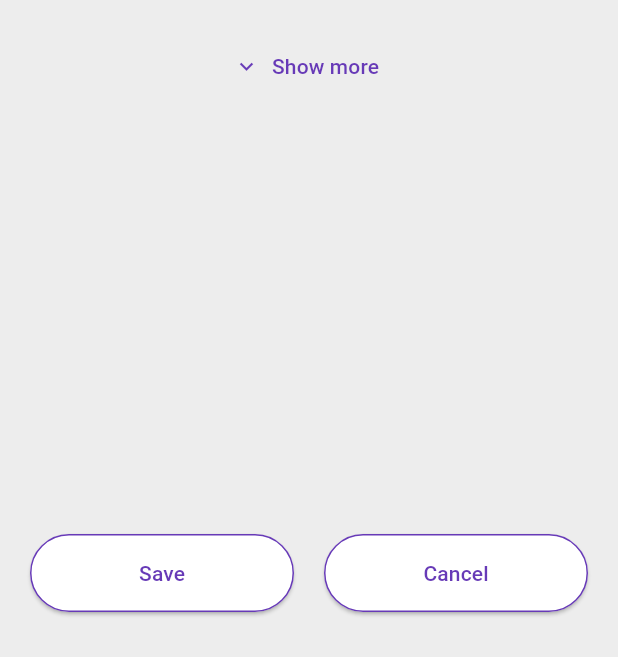
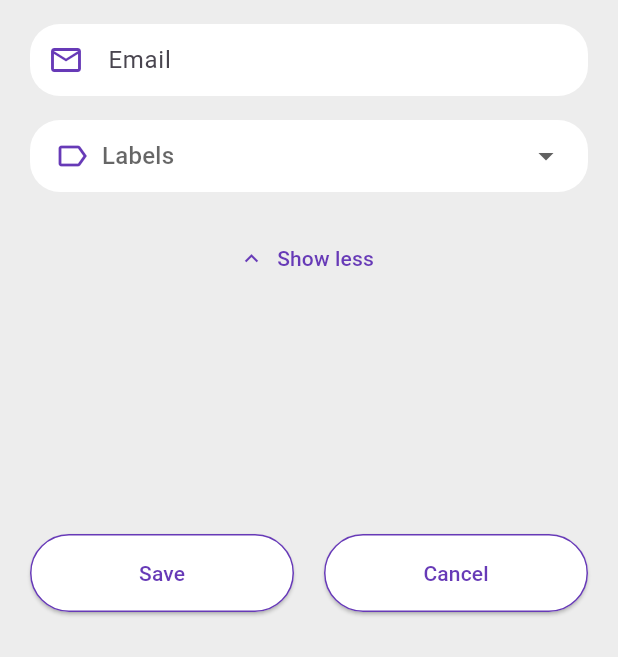
Before and after one commit to ginangela/flutter-phone, a Flutter app: the AddContactPage screen opened by its route, after a tap on "Show more", on a phone screen of 412 x 824 dp, the part 579-1236 px from its top. Run offline on Flutter 3.47's test engine with Material 3 defaults, Android fonts, the phone set to English and light mode, and no system bars; network calls fail.

Commit message:
Add contact

```diff
--- a/lib/pages/add_contact.dart
+++ b/lib/pages/add_contact.dart
@@ -1,7 +1,42 @@
 import 'package:flutter/material.dart';
 
-class AddContactPage extends StatelessWidget {
+class AddContactPage extends StatefulWidget {
   const AddContactPage({super.key});
+
+  @override
+  State<AddContactPage> createState() => _AddContactPageState();
+}
+
+class _AddContactPageState extends State<AddContactPage> {
+  final TextEditingController nameController = TextEditingController();
+  final TextEditingController phoneController = TextEditingController();
+  final TextEditingController emailController = TextEditingController();
+
+  bool showMore = false;
+  String? selectedLabel;
+
+  final List<String> labelOptions = ['Personal', 'Work'];
+
+  void saveContact() {
+    String name = nameController.text.trim();
+    String phone = phoneController.text.trim();
+    String email = emailController.text.trim();
+
+    if (name.isEmpty || phone.isEmpty) {
+      ScaffoldMessenger.of(context).showSnackBar(
+        const SnackBar(content: Text('Please fill in Name and Phone')),
+      );
+      return;
+    }
+
+    ScaffoldMessenger.of(context).showSnackBar(
+      SnackBar(
+        content: Text('Saved: $name, $phone, $email, Label: ${selectedLabel ?? "-"}'),
+      ),
+    );
+
+    Navigator.pop(context);
+  }
 
   @override
   Widget build(BuildContext context) {
@@ -69,20 +104,77 @@ class AddContactPage extends StatelessWidget {
           Padding(
             padding: const EdgeInsets.symmetric(horizontal: 20),
             child: Column(
-              children: const [
-                CustomInputField(icon: Icons.person_outline, hint: 'Name'),
-                SizedBox(height: 16),
-                CustomInputField(icon: Icons.phone_outlined, hint: 'Phone'),
+              children: [
+                CustomInputField(
+                  icon: Icons.person_outline,
+                  hint: 'Name',
+                  controller: nameController,
+                ),
+                const SizedBox(height: 16),
+                CustomInputField(
+                  icon: Icons.phone_outlined,
+                  hint: 'Phone',
+                  controller: phoneController,
+                  keyboardType: TextInputType.phone,
+                ),
+                if (showMore) ...[
+                  const SizedBox(height: 16),
+                  CustomInputField(
+                    icon: Icons.email_outlined,
+                    hint: 'Email',
+                    controller: emailController,
+                    keyboardType: TextInputType.emailAddress,
+                  ),
+                  const SizedBox(height: 16),
+                  Container(
+                    padding: const EdgeInsets.symmetric(horizontal: 16),
+                    decoration: BoxDecoration(
+                      color: Colors.white,
+                      borderRadius: BorderRadius.circular(20),
+                    ),
+                    child: DropdownButtonHideUnderline(
+                      child: DropdownButton<String>(
+                        value: selectedLabel,
+                        hint: Row(
+                          children: const [
+                            Icon(Icons.label_outline, color: Colors.deepPurple),
+                            SizedBox(width: 8),
+                            Text('Labels'),
+                          ],
+                        ),
+                        isExpanded: true,
+                        items: labelOptions.map((label) {
+                          return DropdownMenuItem<String>(
+                            value: label,
+                            child: Text(label),
+                          );
+                        }).toList(),
+                        onChanged: (value) {
+                          setState(() {
+                            selectedLabel = value;
+                          });
+                        },
+                      ),
+                    ),
+                  ),
+                ],
               ],
             ),
           ),
           const SizedBox(height: 20),
           TextButton.icon(
-            onPressed: () {},
-            icon: const Icon(Icons.expand_more, color: Colors.deepPurple),
-            label: const Text(
-              "Show more",
-              style: TextStyle(color: Colors.deepPurple),
+            onPressed: () {
+              setState(() {
+                showMore = !showMore;
+              });
+            },
+            icon: Icon(
+              showMore ? Icons.expand_less : Icons.expand_more,
+              color: Colors.deepPurple,
+            ),
+            label: Text(
+              showMore ? "Show less" : "Show more",
+              style: const TextStyle(color: Colors.deepPurple),
             ),
           ),
           const Spacer(),
@@ -93,7 +185,7 @@ class AddContactPage extends StatelessWidget {
               children: [
                 Expanded(
                   child: ElevatedButton(
-                    onPressed: () {},
+                    onPressed: saveContact,
                     style: ElevatedButton.styleFrom(
                       backgroundColor: Colors.white,
                       shape: RoundedRectangleBorder(
@@ -140,12 +232,22 @@ class AddContactPage extends StatelessWidget {
 class CustomInputField extends StatelessWidget {
   final IconData icon;
   final String hint;
+  final TextEditingController controller;
+  final TextInputType keyboardType;
 
-  const CustomInputField({super.key, required this.icon, required this.hint});
+  const CustomInputField({
+    super.key,
+    required this.icon,
+    required this.hint,
+    required this.controller,
+    this.keyboardType = TextInputType.text,
+  });
 
   @override
   Widget build(BuildContext context) {
     return TextField(
+      controller: controller,
+      keyboardType: keyboardType,
       decoration: InputDecoration(
         prefixIcon: Icon(icon, color: Colors.deepPurple),
         hintText: hint,
```
